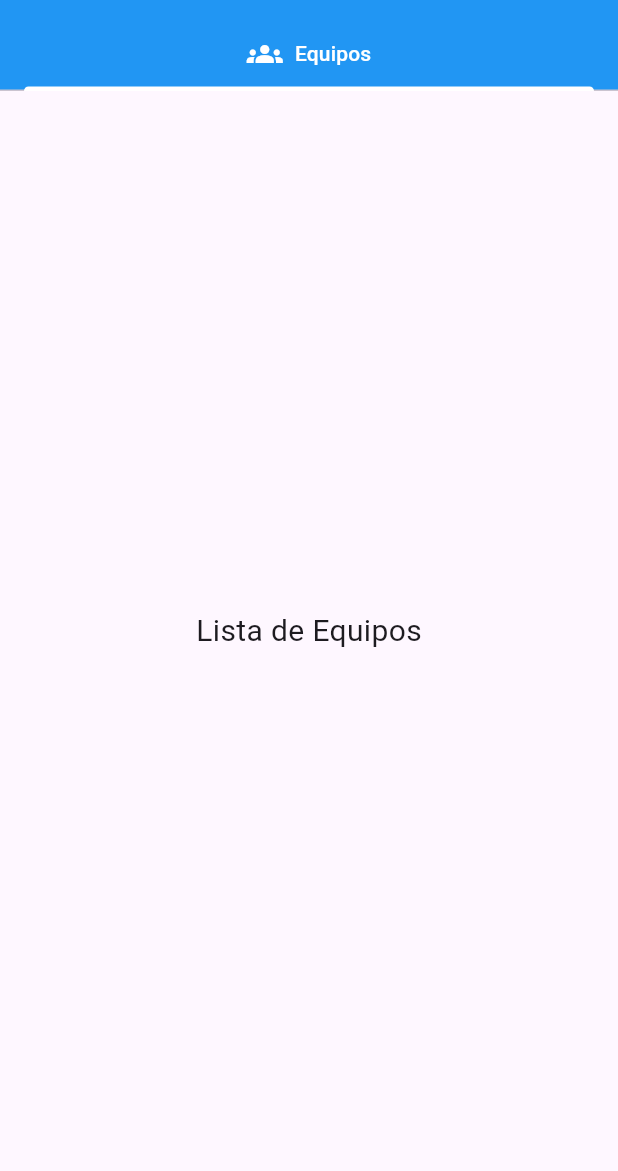
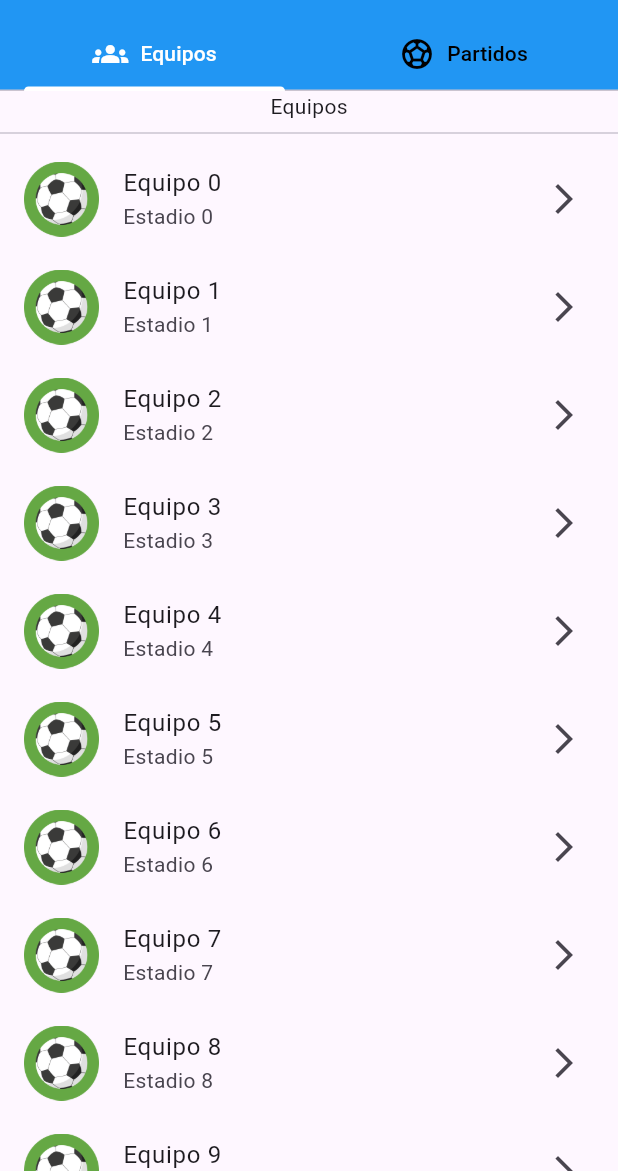
Before and after one commit to adimerpaul/appFutbol, a Flutter app: the CampeonatoPage screen opened directly with empty values, on a phone screen of 412 x 824 dp, the part 65-1236 px from its top. Run offline on Flutter 3.47's test engine with Material 3 defaults, Android fonts, the phone set to English and light mode, and no system bars; our stand-ins replace elegant_notification, flutter_dotenv, sqflite; accounts and stored records are empty; network calls fail.

Commit message:
Actulizado para tab de partios y equipos

```diff
--- a/lib/pages/campeonato/campeonato.dart
+++ b/lib/pages/campeonato/campeonato.dart
@@ -1,4 +1,6 @@
 import 'package:flutter/material.dart';
+import 'package:futbol/pages/campeonato/equipos.dart';
+import 'package:futbol/pages/campeonato/partidos.dart';
 
 class CampeonatoPage extends StatefulWidget {
   final Map campeonato;
@@ -55,6 +57,7 @@ class _CampeonatoPageState extends State<CampeonatoPage>
           tabs: [
             // customTab('Resumen', Icons.info, 0),
             customTab('Equipos', Icons.groups, 0),
+            customTab('Partidos', Icons.sports_soccer, 1),
           ],
         ),
       ),
@@ -88,12 +91,8 @@ class _CampeonatoPageState extends State<CampeonatoPage>
           // ),
 
           // Tab 2: Equipos
-          Center(
-            child: Text(
-              'Lista de Equipos',
-              style: TextStyle(fontSize: 20),
-            ),
-          ),
+          Equipos(liga: campeonato),
+          Partidos(liga: campeonato),
         ],
       ),
     );
--- /dev/null
+++ b/lib/pages/campeonato/equipos.dart
@@ -0,0 +1,47 @@
+import 'package:flutter/material.dart';
+
+class Equipos extends StatefulWidget {
+  final Map? liga;
+  const Equipos({
+    super.key,
+    this.liga,
+  });
+
+  @override
+  State<Equipos> createState() => _EquiposState();
+}
+
+class _EquiposState extends State<Equipos> {
+  @override
+  void initState() {
+    super.initState();
+    if (widget.liga != null) {
+      print(widget.liga!['name']);
+    }
+  }
+  @override
+  Widget build(BuildContext context) {
+    return Column(
+      children: [
+        const Text('Equipos'),
+        const Divider(),
+        Expanded(
+          child: ListView.builder(
+            itemCount: 10,
+            itemBuilder: (context, index) {
+              return ListTile(
+                title: Text('Equipo $index'),
+                subtitle: Text('Estadio $index'),
+                leading: Image.asset(
+                  'assets/images/futbol.jpg',
+                  width: 50,
+                ),
+                trailing: const Icon(Icons.arrow_forward_ios),
+              );
+            },
+          ),
+        ),
+      ],
+    );
+  }
+}
```
Also changed, not shown: lib/pages/campeonato/partidos.dart (added, +40 -0 lines).
